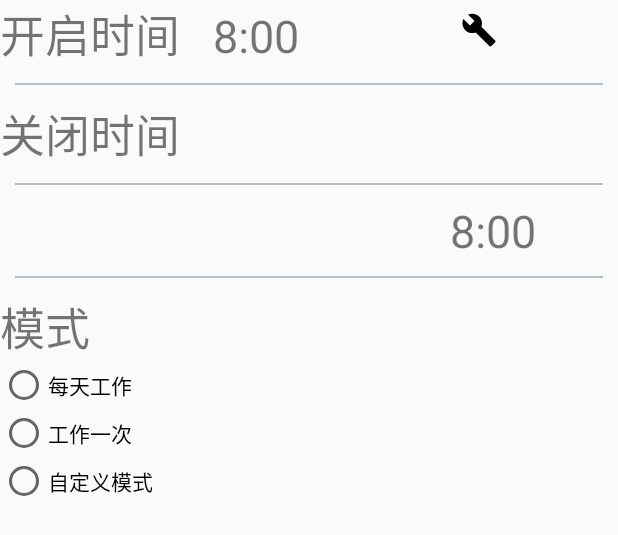
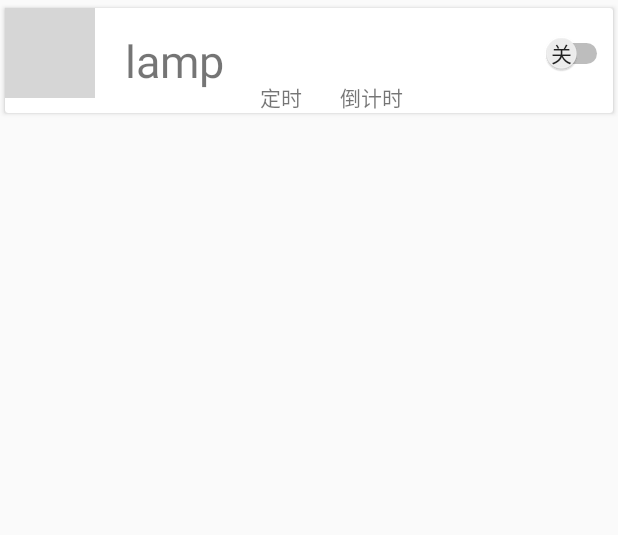
Before and after one commit to xay7008/MyHome, an Android app: the layout device_list.xml on its own in the app's theme, with its tools: preview values and no code run, on a phone screen of 412 x 824 dp. Shown: the top 535 px of the screen. Run offline under Robolectric (Android 15) with nearby library versions, the phone set to English and light mode, and no system bars; grey boxes are pictures that could not be loaded.

Commit message:
界面改，数据库加入

```diff
--- a/app/src/main/java/com/example/xzy/myhome/Config.java
+++ b/app/src/main/java/com/example/xzy/myhome/Config.java
@@ -6,6 +6,8 @@ package com.example.xzy.myhome;
 public class Config {
     public final static String APP_ID = "d5f2fb27495340fe81efa0682cc37ce6";
     public final static String PRODUCT_KEY = "c46a192ef791475e9d6c991a6b11106d";
+    public final static String DATA_NAME = "Packet";
+    public final static String TAB_NAME = "deviceStore.db";
 
  /*   public final static String APP_ID = "04d8c15be81a4fafa23ef842f8b8047b";
     public final static String PRODUCT_KEY = "c39bb944b86f4b55a51e74cdf11b1286";*/
--- a/app/src/main/java/com/example/xzy/myhome/activity/AlarmActivity.java
+++ b/app/src/main/java/com/example/xzy/myhome/activity/AlarmActivity.java
@@ -71,7 +71,7 @@ public class AlarmActivity extends AppCompatActivity {
             public void onClick(View v) {
                 AlertDialog.Builder builder = new AlertDialog.Builder(AlarmActivity.this, R.style.AlertDialog_AppCompat_TimePicker);
                 builder.setMessage("要舍弃更改么")
-                        .setNegativeButton("不舍弃", new DialogInterface.OnClickListener() {
+                        .setNegativeButton("取消", new DialogInterface.OnClickListener() {
                             @Override
                             public void onClick(DialogInterface dialog, int which) {
                             }
--- a/app/src/main/res/layout/activity_login.xml
+++ b/app/src/main/res/layout/activity_login.xml
@@ -64,6 +64,7 @@
             android:layout_width="match_parent"
             android:layout_height="wrap_content"
             android:text="登录"
+            android:textColor="#eeeeee"
             android:background="@drawable/button_shape"
             android:layout_marginTop="40dp"
             android:layout_marginBottom="40dp"
--- a/app/src/main/res/layout/device_list.xml
+++ b/app/src/main/res/layout/device_list.xml
@@ -1,111 +1,61 @@
 <?xml version="1.0" encoding="utf-8"?>
-<LinearLayout xmlns:android="http://schemas.android.com/apk/res/android"
-    android:orientation="vertical"
+
+<android.support.v7.widget.CardView
+    xmlns:android="http://schemas.android.com/apk/res/android"
+    android:layout_marginTop="5dp"
+    android:layout_marginLeft="3dp"
+    android:layout_marginRight="3dp"
     android:layout_width="match_parent"
-    android:layout_height="match_parent">
+    android:layout_height="wrap_content"
+    android:id="@+id/device_item">
 
-    <LinearLayout
-        android:orientation="horizontal"
+    <RelativeLayout
+
         android:layout_width="match_parent"
-        android:layout_height="wrap_content">
+        android:layout_height="70dp"
+        android:orientation="vertical">
 
+        <ImageView
+            android:layout_width="60dp"
+            android:layout_height="60dp"
+            android:src="@drawable/lamp"
+            android:id="@+id/image_device_item"/>
+
+        <TextView
+            android:layout_toRightOf="@+id/image_device_item"
+            android:layout_width="wrap_content"
+            android:layout_height="match_parent"
+            android:gravity="center"
+            android:layout_marginLeft="20dp"
+            android:text="lamp"
+            android:textSize="30sp"
+            android:id="@+id/tv_device_item_name"/>
         <TextView
             android:layout_width="wrap_content"
             android:layout_height="wrap_content"
-            android:textSize="30dp"
-            android:text="开启时间   " />
-
+            android:layout_marginLeft="24dp"
+            android:gravity="bottom"
+            android:layout_toRightOf="@id/tv_device_item_name"
+            android:text="定时"
+            android:layout_alignParentBottom="true"
+            android:id="@+id/tv_device_item_timing"/>
         <TextView
             android:layout_width="wrap_content"
             android:layout_height="wrap_content"
-            android:textSize="30dp"
-            android:text="8:00" />
+            android:layout_marginLeft="25dp"
+            android:layout_alignParentBottom="true"
+            android:layout_toRightOf="@id/tv_device_item_timing"
+            android:id="@+id/tv_device_item_countdown"
+            android:text="倒计时"/>
 
-        <ImageButton
-            android:layout_marginLeft="100dp"
-            android:layout_width="40dp"
-            android:layout_height="40dp"
-            android:src="@drawable/ic_build_black_24dp"
-            android:background="?android:attr/selectableItemBackgroundBorderless" />
+        <Switch
+            android:layout_width="60dp"
+            android:layout_height="60dp"
+            android:layout_alignParentRight="true"
+            android:showText="true"
+            android:textOn=""
+            android:id="@+id/switch_device_item"
+            android:textOff="关"/>
 
-
-
-    </LinearLayout>
-    <FrameLayout
-        android:layout_width="match_parent"
-        android:layout_height="1dp"
-        android:layout_margin="10dp"
-        android:background="#b0bec5">
-    </FrameLayout>
-    <TextView
-        android:layout_width="wrap_content"
-        android:layout_height="wrap_content"
-        android:textSize="30dp"
-        android:text="关闭时间   " />
-    <FrameLayout
-        android:layout_width="match_parent"
-        android:layout_height="1dp"
-        android:layout_margin="10dp"
-        android:background="#b0bec5">
-    </FrameLayout>
-
-    <LinearLayout
-        android:orientation="horizontal"
-        android:layout_width="match_parent"
-        android:layout_height="wrap_content">
-
-
-
-        <TextView
-            android:layout_marginLeft="300dp"
-            android:layout_width="wrap_content"
-            android:layout_height="wrap_content"
-            android:textSize="30dp"
-            android:text="8:00" />
-
-        <ImageButton
-            android:layout_marginLeft="100dp"
-            android:layout_width="40dp"
-            android:layout_height="40dp"
-            android:src="@drawable/ic_build_black_24dp"
-            android:background="?android:attr/selectableItemBackgroundBorderless" />
-
-
-    </LinearLayout>
-    <FrameLayout
-        android:layout_width="match_parent"
-        android:layout_height="1dp"
-        android:layout_margin="10dp"
-        android:background="#b0bec5">
-    </FrameLayout>
-
-    <TextView
-        android:layout_width="match_parent"
-        android:layout_height="wrap_content"
-        android:textSize="30dp"
-        android:text="模式">
-
-    </TextView>
-    <RadioGroup xmlns:android="http://schemas.android.com/apk/res/android"
-        android:layout_width="fill_parent"
-        android:layout_height="wrap_content"
-        android:orientation="vertical">
-        <RadioButton android:id="@+id/radio_pirates"
-            android:layout_width="wrap_content"
-            android:layout_height="wrap_content"
-            android:text="每天工作"
-            android:onClick="onRadioButtonClicked"/>
-        <RadioButton android:id="@+id/radio_ninjas"
-            android:layout_width="wrap_content"
-            android:layout_height="wrap_content"
-            android:text="工作一次"
-            android:onClick="onRadioButtonClicked"/>
-        <RadioButton android:id="@+id/radio"
-            android:layout_width="wrap_content"
-            android:layout_height="wrap_content"
-            android:text="自定义模式"
-            android:onClick="onRadioButtonClicked"/>
-
-
-    </RadioGroup>
-</LinearLayout>
+    </RelativeLayout>
+    </android.support.v7.widget.CardView>
--- a/app/src/main/res/values/colors.xml
+++ b/app/src/main/res/values/colors.xml
@@ -2,7 +2,7 @@
 <resources>
     <color name="colorPrimary">#03a9f4</color>
     <color name="colorPrimaryDark">#0288d1</color>
-    <color name="colorAccent">#9E9E9E</color>
+    <color name="colorAccent">#009688</color>
     <color name="white">#FFFFFF</color>
 
     <color name="text">#eceff1</color>
```
Also changed, not shown: app/src/main/java/com/example/xzy/myhome/activity/WIFIActivity.java (+51 -6 lines), app/src/main/java/com/example/xzy/myhome/adapter/deviceItemRecycerViewAdapter.java (added, +162 -0 lines), app/src/main/java/com/example/xzy/myhome/bean/Device.java (added, +69 -0 lines), app/src/main/java/com/example/xzy/myhome/db/DeviceDatabaseHelper.java (added, +37 -0 lines), app/src/main/res/layout/activity_wifi.xml (+7 -0 lines), app/src/main/res/values/styles.xml (+7 -0 lines).
